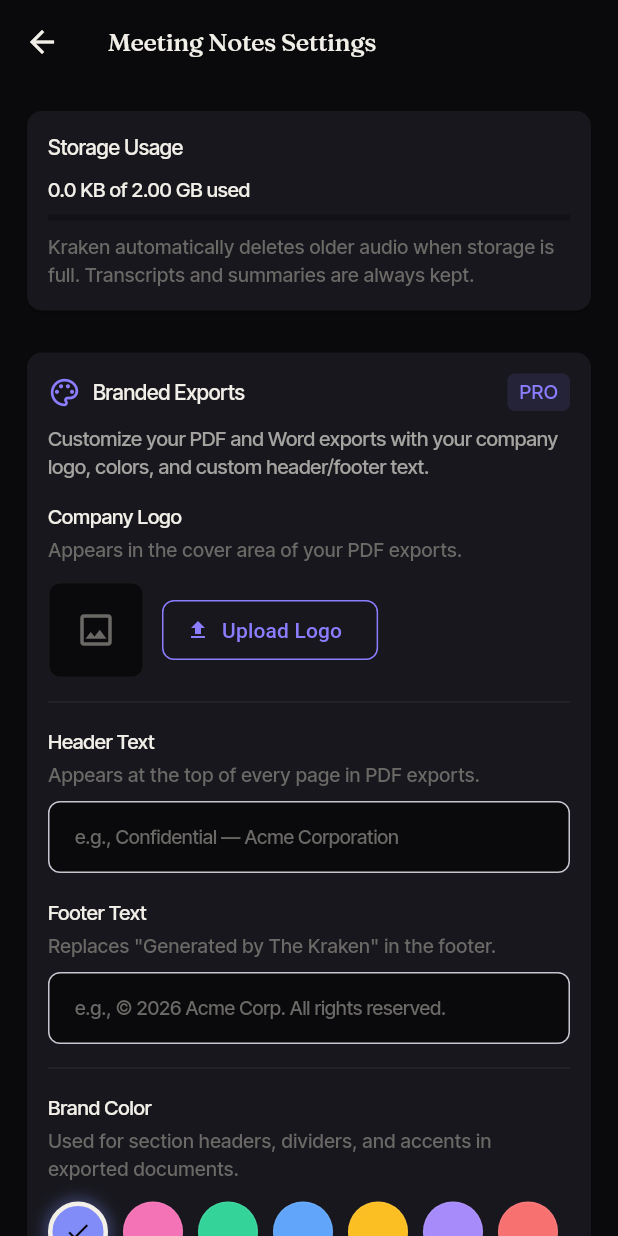
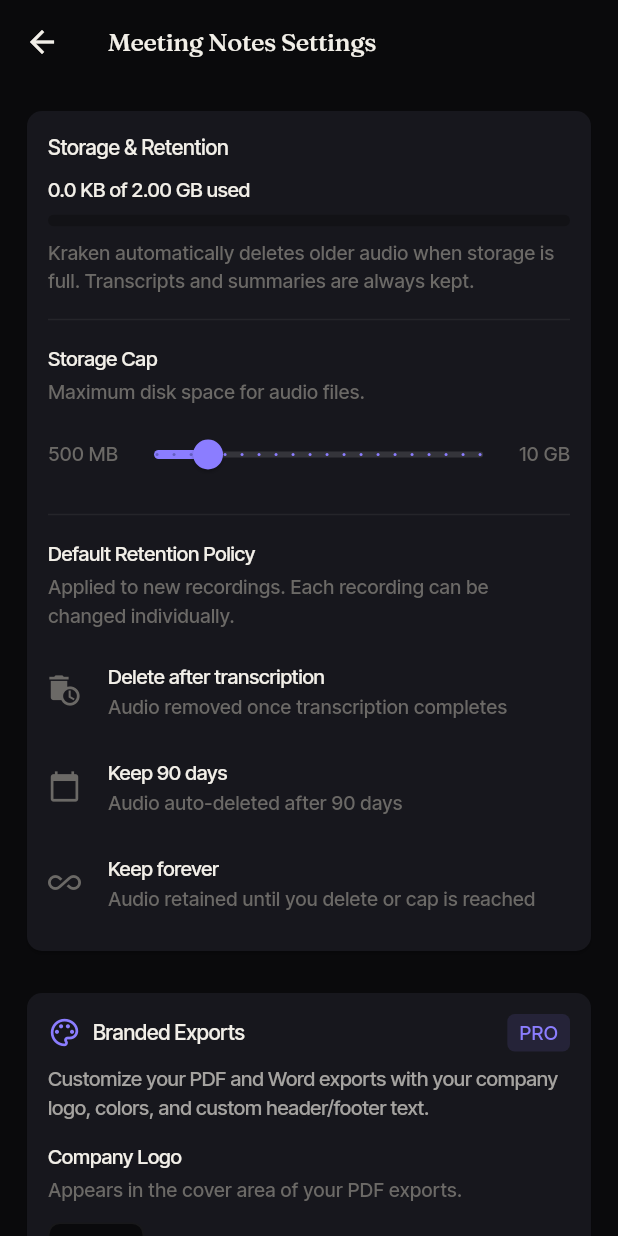
Before and after one commit to NSF-Labs/Kraken-Voice, a Flutter app: the SettingsScreen screen opened by its route, after a tap on "Logo, Colors & Headers", on a phone screen of 412 x 824 dp. Run offline on Flutter 3.47's test engine with Material 3 defaults, Android fonts, the phone set to English and light mode, and no system bars; our stand-ins replace dio, equatable, file_picker, flutter_bloc, flutter_local_notifications, flutter_secure_storage and 10 more; missing offline and left inert: pointycastle, receive_sharing_intent, whisper_ggml_plus, whisper_ggml_plus_ffmpeg; accounts and stored records are empty.

Commit message:
Cluster G: Retention UI & storage settings
H3-05: Default retention policy picker (delete-after, 90-day, keep-forever)
H3-13: User-configurable storage cap (500MB → 10GB slider)
H3-17: Explanation copy per AV2 §6.4
H3-18: Storage usage bar with percentage-based coloring
H3-20: Cap settable in same settings section

Added getInt/setInt helpers to PreferencesService.

```diff
--- a/lib/kernel/vault/preferences_service.dart
+++ b/lib/kernel/vault/preferences_service.dart
@@ -49,6 +49,18 @@ class PreferencesService {
     await prefs.setString(key, value);
   }
 
+  /// Get an integer preference.
+  Future<int?> getInt(String key) async {
+    final prefs = await SharedPreferences.getInstance();
+    return prefs.getInt(key);
+  }
+
+  /// Set an integer preference.
+  Future<void> setInt(String key, int value) async {
+    final prefs = await SharedPreferences.getInstance();
+    await prefs.setInt(key, value);
+  }
+
   // ─── Retention ──────────────────────────────────────────────────────────────
 
   /// Get the default retention policy for new recordings.
--- a/lib/spokes/meeting_notes/ui/meeting_notes_settings_screen.dart
+++ b/lib/spokes/meeting_notes/ui/meeting_notes_settings_screen.dart
@@ -25,6 +25,10 @@ class _MeetingNotesSettingsScreenState extends State<MeetingNotesSettingsScreen>
   String _brandColorHex = '#818CF8';
   bool _isPaidTier = false;
 
+  // Retention settings (H3-05, H3-13)
+  String _defaultRetentionPolicy = '90_day';
+  int _storageCap = RetentionService.maxStorageBytes;
+
   final _headerController = TextEditingController();
   final _footerController = TextEditingController();
 
@@ -51,6 +55,18 @@ class _MeetingNotesSettingsScreenState extends State<MeetingNotesSettingsScreen>
     _prefs = RepositoryProvider.of<PreferencesService>(context, listen: false);
     _entitlementService = RepositoryProvider.of<EntitlementService>(context, listen: false);
     _loadBrandSettings();
+    _loadRetentionSettings();
+  }
+
+  Future<void> _loadRetentionSettings() async {
+    final policy = await _prefs.getString('default_retention_policy') ?? '90_day';
+    final cap = await _prefs.getInt('storage_cap_bytes') ?? RetentionService.maxStorageBytes;
+    if (mounted) {
+      setState(() {
+        _defaultRetentionPolicy = policy;
+        _storageCap = cap;
+      });
+    }
   }
 
   Future<void> _loadBrandSettings() async {
@@ -120,39 +136,126 @@ class _MeetingNotesSettingsScreenState extends State<MeetingNotesSettingsScreen>
         child: Column(
           crossAxisAlignment: CrossAxisAlignment.start,
           children: [
-            Text('Storage Usage', style: KrakenText.bodyLg()),
+            Text('Storage & Retention', style: KrakenText.bodyLg()),
             const SizedBox(height: KrakenSpacing.s2),
+
+            // H3-18: Storage usage bar
             ValueListenableBuilder<int>(
               valueListenable: _retentionService.currentStorageBytes,
               builder: (context, usedBytes, child) {
-                final double percent = usedBytes / RetentionService.maxStorageBytes;
+                final double percent = usedBytes / _storageCap;
                 return Column(
                   crossAxisAlignment: CrossAxisAlignment.start,
                   children: [
                     Text(
-                      '${_formatBytes(usedBytes)} of ${_formatBytes(RetentionService.maxStorageBytes)} used',
+                      '${_formatBytes(usedBytes)} of ${_formatBytes(_storageCap)} used',
                       style: KrakenText.bodyMd(),
                     ),
                     const SizedBox(height: KrakenSpacing.s2),
-                    LinearProgressIndicator(
-                      value: percent,
-                      backgroundColor: KrakenColors.surface,
-                      valueColor: AlwaysStoppedAnimation<Color>(
-                        percent > 0.9 ? Colors.redAccent : KrakenColors.accent,
+                    ClipRRect(
+                      borderRadius: BorderRadius.circular(4),
+                      child: LinearProgressIndicator(
+                        value: percent.clamp(0.0, 1.0),
+                        backgroundColor: KrakenColors.surface,
+                        minHeight: 8,
+                        valueColor: AlwaysStoppedAnimation<Color>(
+                          percent > 0.9 ? Colors.redAccent : KrakenColors.accent,
+                        ),
                       ),
                     ),
                     const SizedBox(height: KrakenSpacing.s2),
                     Text(
-                      'Kraken automatically deletes older audio when storage is full. Transcripts and summaries are always kept.',
+                      'Kraken automatically deletes older audio when storage is full. '
+                      'Transcripts and summaries are always kept.',
                       style: KrakenText.bodySm(color: KrakenColors.textMuted),
                     ),
                   ],
                 );
               },
             ),
+
+            const Divider(color: KrakenColors.border, height: 32),
+
+            // H3-13, H3-20: Configurable storage cap
+            Text('Storage Cap', style: KrakenText.bodyMd()),
+            const SizedBox(height: KrakenSpacing.s1),
+            Text(
+              'Maximum disk space for audio files.',
+              style: KrakenText.bodySm(color: KrakenColors.textMuted),
+            ),
+            const SizedBox(height: KrakenSpacing.s2),
+            Row(
+              children: [
+                Text('500 MB', style: KrakenText.bodySm(color: KrakenColors.textMuted)),
+                Expanded(
+                  child: Slider(
+                    value: _storageCap.toDouble(),
+                    min: 500 * 1024 * 1024,   // 500 MB
+                    max: 10 * 1024 * 1024 * 1024, // 10 GB
+                    divisions: 19,
+                    activeColor: KrakenColors.accent,
+                    label: _formatBytes(_storageCap),
+                    onChanged: (val) {
+                      setState(() => _storageCap = val.toInt());
+                    },
+                    onChangeEnd: (val) async {
+                      await _prefs.setInt('storage_cap_bytes', val.toInt());
+                    },
+                  ),
+                ),
+                Text('10 GB', style: KrakenText.bodySm(color: KrakenColors.textMuted)),
+              ],
+            ),
+
+            const Divider(color: KrakenColors.border, height: 32),
+
+            // H3-05: Default retention policy
+            Text('Default Retention Policy', style: KrakenText.bodyMd()),
+            const SizedBox(height: KrakenSpacing.s1),
+            Text(
+              'Applied to new recordings. Each recording can be changed individually.',
+              style: KrakenText.bodySm(color: KrakenColors.textMuted),
+            ),
+            const SizedBox(height: KrakenSpacing.s2),
+            _retentionOption(
+              'delete_after_transcription',
+              'Delete after transcription',
+              'Audio removed once transcription completes',
+              Icons.auto_delete,
+            ),
+            _retentionOption(
+              '90_day',
+              'Keep 90 days',
+              'Audio auto-deleted after 90 days',
+              Icons.calendar_today,
+            ),
+            _retentionOption(
+              'keep_forever',
+              'Keep forever',
+              'Audio retained until you delete or cap is reached',
+              Icons.all_inclusive,
+            ),
           ],
         ),
       ),
+    );
+  }
+
+  Widget _retentionOption(String value, String title, String subtitle, IconData icon) {
+    final selected = _defaultRetentionPolicy == value;
+    return ListTile(
+      leading: Icon(icon, color: selected ? KrakenColors.accent : KrakenColors.textMuted, size: 22),
+      title: Text(title, style: KrakenText.bodyMd(color: selected ? KrakenColors.accent : KrakenColors.textPrimary)),
+      subtitle: Text(subtitle, style: KrakenText.bodySm(color: KrakenColors.textMuted)),
+      trailing: selected
+          ? const Icon(Icons.check_circle, color: KrakenColors.accent, size: 22)
+          : null,
+      onTap: () async {
+        setState(() => _defaultRetentionPolicy = value);
+        await _prefs.setString('default_retention_policy', value);
+      },
+      contentPadding: EdgeInsets.zero,
+      dense: true,
     );
   }
 
```
